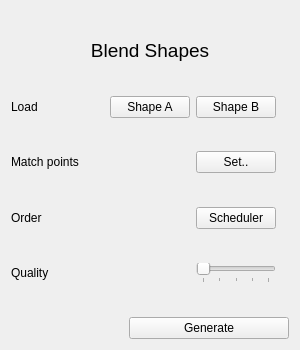
This is topo-blend/wizard.ui in ialhashim/topo-blend as Qt 5 draws it before an edit. The edited form follows.
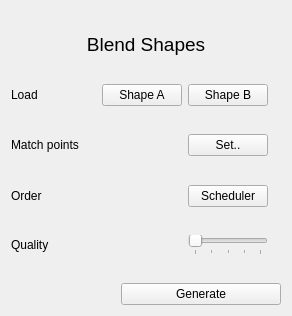
This is the edited form.

What changed in the file:
```diff
--- a/topo-blend/wizard.ui
+++ b/topo-blend/wizard.ui
@@ -6,30 +6,18 @@
    <rect>
     <x>0</x>
     <y>0</y>
-    <width>300</width>
-    <height>350</height>
+    <width>292</width>
+    <height>316</height>
    </rect>
   </property>
-  <property name="minimumSize">
-   <size>
-    <width>300</width>
-    <height>350</height>
-   </size>
-  </property>
-  <property name="maximumSize">
-   <size>
-    <width>300</width>
-    <height>16777215</height>
-   </size>
-  </property>
   <property name="windowTitle">
    <string>Form</string>
   </property>
   <property name="styleSheet">
    <string notr="true">font-size:12pt &quot;Segoe UI&quot;;</string>
   </property>
-  <layout class="QVBoxLayout" name="verticalLayout">
-   <item>
+  <layout class="QGridLayout" name="gridLayout">
+   <item row="0" column="0">
     <spacer name="verticalSpacer_6">
      <property name="orientation">
       <enum>Qt::Vertical</enum>
@@ -42,7 +30,7 @@
      </property>
     </spacer>
    </item>
-   <item>
+   <item row="1" column="0">
     <layout class="QVBoxLayout" name="verticalLayout_2">
      <item>
       <widget class="QLabel" name="label_9">
@@ -60,7 +48,7 @@
      </item>
     </layout>
    </item>
-   <item>
+   <item row="2" column="0">
     <spacer name="verticalSpacer_3">
      <property name="orientation">
       <enum>Qt::Vertical</enum>
@@ -73,7 +61,7 @@
      </property>
     </spacer>
    </item>
-   <item>
+   <item row="3" column="0">
     <layout class="QHBoxLayout" name="layoutLoading">
      <item>
       <widget class="QLabel" name="label">
@@ -136,7 +124,7 @@
      </item>
     </layout>
    </item>
-   <item>
+   <item row="4" column="0">
     <spacer name="verticalSpacer_2">
      <property name="orientation">
       <enum>Qt::Vertical</enum>
@@ -149,7 +137,7 @@
      </property>
     </spacer>
    </item>
-   <item>
+   <item row="5" column="0">
     <layout class="QHBoxLayout" name="layoutMatching">
      <item>
       <widget class="QLabel" name="label_2">
@@ -196,7 +184,7 @@
      </item>
     </layout>
    </item>
-   <item>
+   <item row="6" column="0">
     <spacer name="verticalSpacer">
      <property name="orientation">
       <enum>Qt::Vertical</enum>
@@ -209,7 +197,7 @@
      </property>
     </spacer>
    </item>
-   <item>
+   <item row="7" column="0">
     <layout class="QHBoxLayout" name="layoutOrder">
      <item>
       <widget class="QLabel" name="label_3">
@@ -256,7 +244,7 @@
      </item>
     </layout>
    </item>
-   <item>
+   <item row="8" column="0">
     <spacer name="verticalSpacer_4">
      <property name="orientation">
       <enum>Qt::Vertical</enum>
@@ -269,7 +257,7 @@
      </property>
     </spacer>
    </item>
-   <item>
+   <item row="9" column="0">
     <layout class="QHBoxLayout" name="layoutQuality">
      <item>
       <widget class="QLabel" name="label_4">
@@ -334,7 +322,7 @@
      </item>
     </layout>
    </item>
-   <item>
+   <item row="10" column="0">
     <spacer name="verticalSpacer_5">
      <property name="orientation">
       <enum>Qt::Vertical</enum>
@@ -347,7 +335,7 @@
      </property>
     </spacer>
    </item>
-   <item>
+   <item row="11" column="0">
     <layout class="QHBoxLayout" name="layoutGenerate">
      <item>
       <spacer name="horizontalSpacer_5">
```
